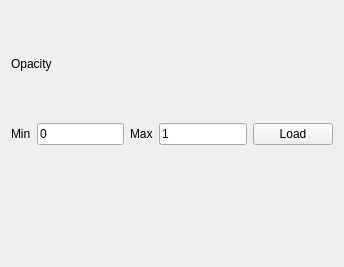
Before: the Qt Designer form src/ui/mesh/qgsmeshrendererscalarsettingswidgetbase.ui in qgis/QGIS, drawn with Qt 5.
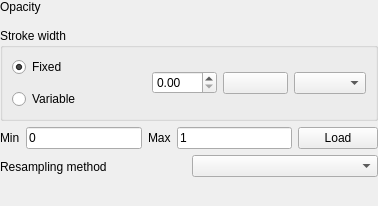
After: the same form once the commit is applied. Custom widgets are drawn as their Qt base class.

Commit message: handle mTxtQuality in method

```diff
--- a/src/ui/mesh/qgsmeshrendererscalarsettingswidgetbase.ui
+++ b/src/ui/mesh/qgsmeshrendererscalarsettingswidgetbase.ui
@@ -6,31 +6,125 @@
    <rect>
     <x>0</x>
     <y>0</y>
-    <width>344</width>
-    <height>267</height>
+    <width>378</width>
+    <height>206</height>
    </rect>
   </property>
   <property name="windowTitle">
    <string>Form</string>
   </property>
   <layout class="QVBoxLayout" name="verticalLayout">
+   <property name="leftMargin">
+    <number>0</number>
+   </property>
+   <property name="topMargin">
+    <number>0</number>
+   </property>
+   <property name="rightMargin">
+    <number>0</number>
+   </property>
+   <property name="bottomMargin">
+    <number>0</number>
+   </property>
    <item>
-    <layout class="QHBoxLayout" name="horizontalLayout">
-     <item>
-      <widget class="QLabel" name="mOpacityLabel">
-       <property name="text">
-        <string>Opacity</string>
-       </property>
-      </widget>
-     </item>
-     <item>
-      <widget class="QgsOpacityWidget" name="mOpacityWidget" native="true">
-       <property name="focusPolicy">
-        <enum>Qt::StrongFocus</enum>
-       </property>
-      </widget>
-     </item>
-    </layout>
+    <widget class="QWidget" name="mOpacityContainerWidget" native="true">
+     <layout class="QFormLayout" name="formLayout">
+      <property name="leftMargin">
+       <number>0</number>
+      </property>
+      <property name="topMargin">
+       <number>0</number>
+      </property>
+      <property name="rightMargin">
+       <number>0</number>
+      </property>
+      <property name="bottomMargin">
+       <number>0</number>
+      </property>
+      <item row="0" column="0">
+       <widget class="QLabel" name="mOpacityLabel">
+        <property name="text">
+         <string>Opacity</string>
+        </property>
+       </widget>
+      </item>
+      <item row="0" column="1">
+       <widget class="QgsOpacityWidget" name="mOpacityWidget" native="true">
+        <property name="minimumSize">
+         <size>
+          <width>0</width>
+          <height>14</height>
+         </size>
+        </property>
+        <property name="focusPolicy">
+         <enum>Qt::StrongFocus</enum>
+        </property>
+       </widget>
+      </item>
+     </layout>
+    </widget>
+   </item>
+   <item>
+    <widget class="QGroupBox" name="mEdgeWidthGroupBox">
+     <property name="title">
+      <string>Stroke width</string>
+     </property>
+     <layout class="QGridLayout" name="gridLayout_2">
+      <item row="2" column="0">
+       <widget class="QRadioButton" name="mScalarEdgeStrokeWidthVariableRadioButton">
+        <property name="text">
+         <string>Variable</string>
+        </property>
+       </widget>
+      </item>
+      <item row="0" column="0">
+       <widget class="QRadioButton" name="mScalarEdgeStrokeWidthFixedRadioButton">
+        <property name="text">
+         <string>Fixed</string>
+        </property>
+        <property name="checked">
+         <bool>true</bool>
+        </property>
+       </widget>
+      </item>
+      <item row="0" column="3" rowspan="3">
+       <widget class="QgsMeshVariableStrokeWidthButton" name="mScalarEdgeStrokeWidthVariablePushButton">
+        <property name="sizePolicy">
+         <sizepolicy hsizetype="Expanding" vsizetype="Fixed">
+          <horstretch>0</horstretch>
+          <verstretch>0</verstretch>
+         </sizepolicy>
+        </property>
+       </widget>
+      </item>
+      <item row="0" column="2" rowspan="3">
+       <widget class="QDoubleSpinBox" name="mScalarEdgeStrokeWidthSpinBox">
+        <property name="sizePolicy">
+         <sizepolicy hsizetype="Expanding" vsizetype="Fixed">
+          <horstretch>0</horstretch>
+          <verstretch>0</verstretch>
+         </sizepolicy>
+        </property>
+       </widget>
+      </item>
+      <item row="0" column="4" rowspan="3">
+       <widget class="QgsUnitSelectionWidget" name="mScalarEdgeStrokeWidthUnitSelectionWidget"/>
+      </item>
+      <item row="0" column="1" rowspan="3">
+       <spacer name="horizontalSpacer">
+        <property name="orientation">
+         <enum>Qt::Horizontal</enum>
+        </property>
+        <property name="sizeHint" stdset="0">
+         <size>
+          <width>40</width>
+          <height>20</height>
+         </size>
+        </property>
+       </spacer>
+      </item>
+     </layout>
+    </widget>
    </item>
    <item>
     <layout class="QHBoxLayout" name="horizontalLayout_2">
@@ -71,6 +165,34 @@
      </item>
     </layout>
    </item>
+   <item>
+    <widget class="QWidget" name="mScalarResamplingWidget" native="true">
+     <layout class="QHBoxLayout" name="horizontalLayout_4">
+      <property name="leftMargin">
+       <number>0</number>
+      </property>
+      <property name="topMargin">
+       <number>0</number>
+      </property>
+      <property name="rightMargin">
+       <number>0</number>
+      </property>
+      <property name="bottomMargin">
+       <number>0</number>
+      </property>
+      <item>
+       <widget class="QLabel" name="mLabelDataInterpolation">
+        <property name="text">
+         <string>Resampling method</string>
+        </property>
+       </widget>
+      </item>
+      <item>
+       <widget class="QComboBox" name="mScalarInterpolationTypeComboBox"/>
+      </item>
+     </layout>
+    </widget>
+   </item>
    <item>
     <widget class="QgsColorRampShaderWidget" name="mScalarColorRampShaderWidget" native="true">
      <property name="sizePolicy">
@@ -84,6 +206,12 @@
   </layout>
  </widget>
  <customwidgets>
+  <customwidget>
+   <class>QgsUnitSelectionWidget</class>
+   <extends>QComboBox</extends>
+   <header>qgsunitselectionwidget.h</header>
+   <container>1</container>
+  </customwidget>
   <customwidget>
    <class>QgsOpacityWidget</class>
    <extends>QWidget</extends>
@@ -96,6 +224,11 @@
    <header>raster/qgscolorrampshaderwidget.h</header>
    <container>1</container>
   </customwidget>
+  <customwidget>
+   <class>QgsMeshVariableStrokeWidthButton</class>
+   <extends>QPushButton</extends>
+   <header>qgsmeshvariablestrokewidthwidget.h</header>
+  </customwidget>
  </customwidgets>
  <resources/>
  <connections/>
```
Left out of the diff: 2 changed lines with no effect on the pictures. The commit also changes 11044 other files.
